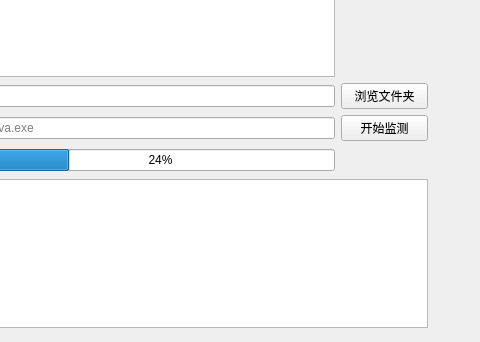
Above: UI/AutoBackUp.ui from mmcNYT/MCHelper before the change; both pictures show x 153 to 633 and y 133 to 475 of the 633 by 475 pixel window. Below: the same form after it.
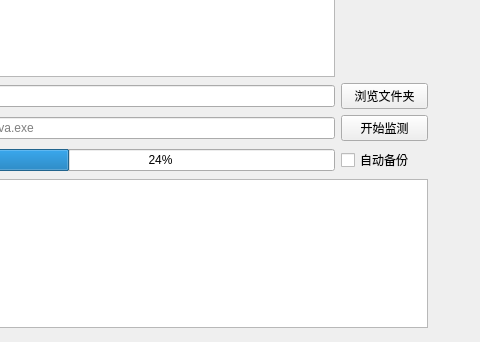
That is the form after the change.

Commit message: 实现选择是否自动备份

Diff of the .ui file:
```diff
--- a/UI/AutoBackUp.ui
+++ b/UI/AutoBackUp.ui
@@ -187,6 +187,13 @@
       </property>
      </widget>
     </item>
+    <item row="4" column="3">
+     <widget class="QCheckBox" name="isAutoBackUp">
+      <property name="text">
+       <string>自动备份</string>
+      </property>
+     </widget>
+    </item>
    </layout>
   </widget>
  </widget>
```
The commit also changes 3 other files.
